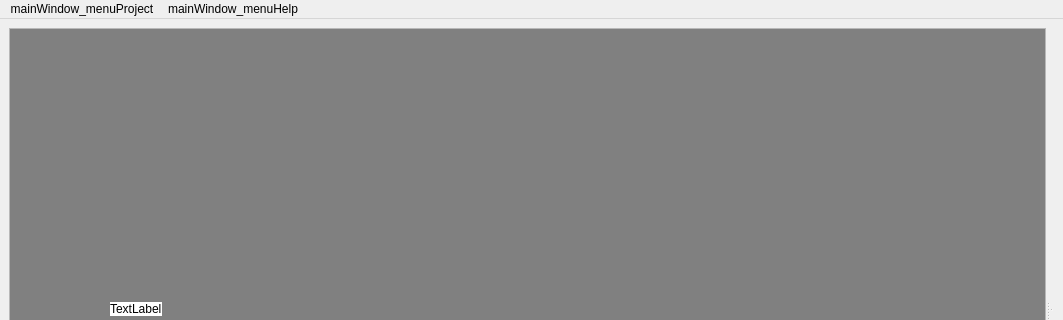
Qt form ui/MainWindow.ui (GeminiBuddies/LabelQ) before a commit; both pictures show x 0 to 1063 and y 0 to 320 of the 1063 by 600 pixel window.
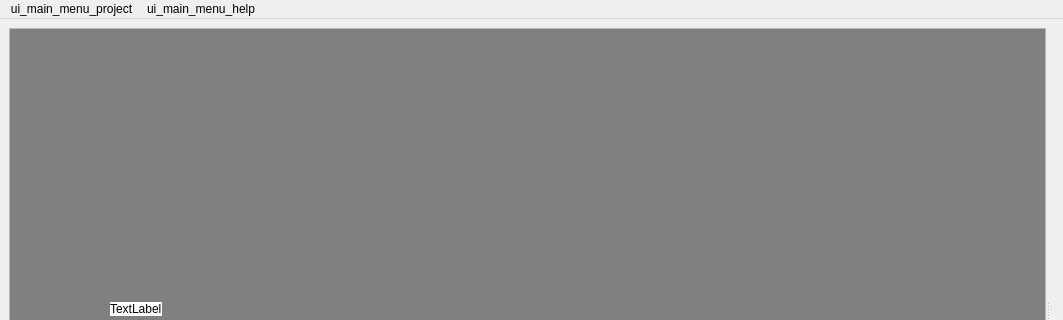
The same form after that commit. Custom widgets are drawn as their Qt base class.

Diff of the .ui file:
```diff
--- a/ui/MainWindow.ui
+++ b/ui/MainWindow.ui
@@ -96,7 +96,7 @@
    </property>
    <widget class="QMenu" name="menuProject">
     <property name="title">
-     <string>mainWindow_menuProject</string>
+     <string>ui_main_menu_project</string>
     </property>
     <widget class="QMenu" name="menuExport">
      <property name="title">
@@ -117,7 +117,7 @@
    </widget>
    <widget class="QMenu" name="menuHelp">
     <property name="title">
-     <string>mainWindow_menuHelp</string>
+     <string>ui_main_menu_help</string>
     </property>
     <addaction name="actionAbout"/>
     <addaction name="actionAboutQt"/>
```
Left out of the diff: 26 changed lines with no effect on the pictures.
